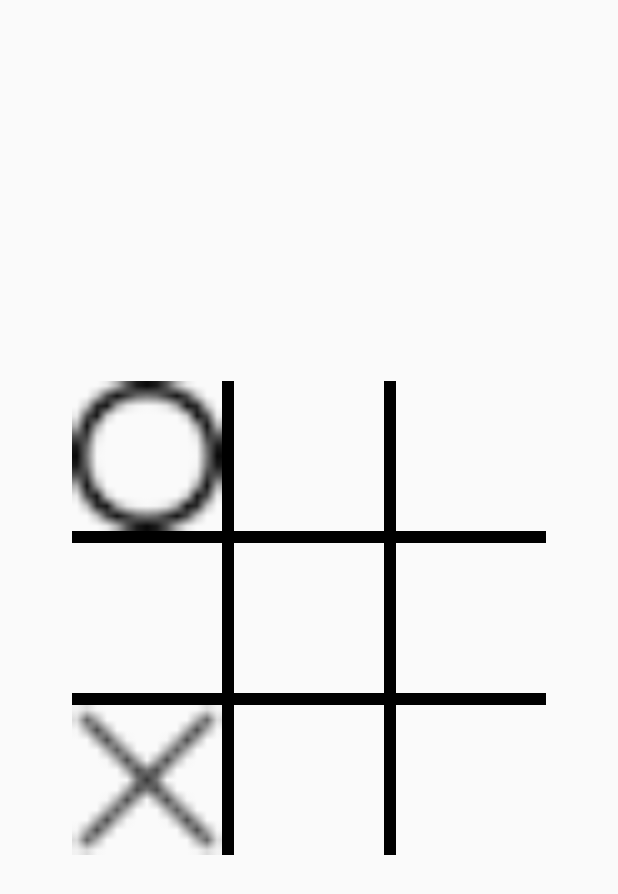
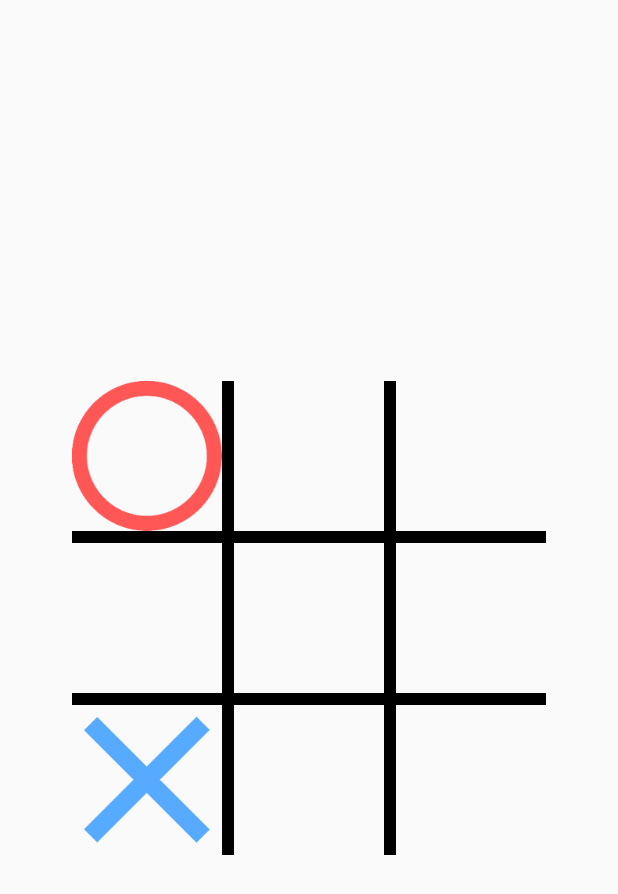
Before and after one commit to itpm-sakamoto/android-marubatu-game, an Android app: the MaruBatuActivity screen opened directly, with no data from a screen before it, after a tap on an icon or button, on a phone screen of 412 x 824 dp. Shown: the top 894 px of the screen. Run offline under Robolectric (Android 15) with nearby library versions, the phone set to English and light mode, and no system bars.

Commit message:
マルバツアイコン変更

```diff
--- a/MaruBatuGameApp/app/src/main/java/com/example/maru_batu_game_app/activities/MaruBatuActivity.java
+++ b/MaruBatuGameApp/app/src/main/java/com/example/maru_batu_game_app/activities/MaruBatuActivity.java
@@ -21,7 +21,7 @@ public class MaruBatuActivity extends AppCompatActivity implements View.OnClickL
 
     private int[][] mMaruBatuMap = {{0, 0, 0},{0, 0, 0},{0, 0, 0}};
 
-    private int[] maruBatsuIcns = {0, R.mipmap.maru, R.mipmap.batu};
+    private int[] maruBatsuIcns = {0, R.mipmap.ic_maru, R.mipmap.ic_batu};
 
     private ImageView mImageViews[][] = new ImageView[3][3];
 
```
Also changed, not shown: MaruBatuGameApp/app/src/main/res/mipmap-xxxhdpi/ic_batu.png (added), MaruBatuGameApp/app/src/main/res/mipmap-xxxhdpi/ic_maru.png (added).
